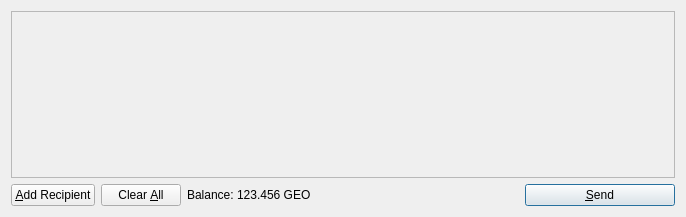
Old version of the form src/qt/forms/sendcoinsdialog.ui in the repository samurai-dev/compares.
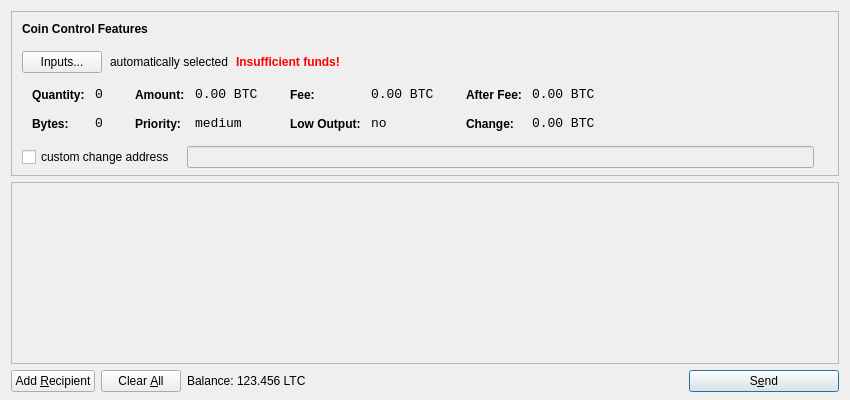
New version of the form. Icons and pictures are not drawn.

```diff
--- a/src/qt/forms/sendcoinsdialog.ui
+++ b/src/qt/forms/sendcoinsdialog.ui
@@ -6,14 +6,615 @@
    <rect>
     <x>0</x>
     <y>0</y>
-    <width>686</width>
-    <height>217</height>
+    <width>850</width>
+    <height>400</height>
    </rect>
   </property>
   <property name="windowTitle">
    <string>Send Coins</string>
   </property>
-  <layout class="QVBoxLayout" name="verticalLayout">
+  <layout class="QVBoxLayout" name="verticalLayout" stretch="0,1,0">
+   <property name="bottomMargin">
+    <number>8</number>
+   </property>
+   <item>
+    <widget class="QFrame" name="frameCoinControl">
+     <property name="sizePolicy">
+      <sizepolicy hsizetype="Expanding" vsizetype="Expanding">
+       <horstretch>0</horstretch>
+       <verstretch>0</verstretch>
+      </sizepolicy>
+     </property>
+     <property name="maximumSize">
+      <size>
+       <width>16777215</width>
+       <height>16777215</height>
+      </size>
+     </property>
+     <property name="frameShape">
+      <enum>QFrame::StyledPanel</enum>
+     </property>
+     <property name="frameShadow">
+      <enum>QFrame::Sunken</enum>
+     </property>
+     <layout class="QVBoxLayout" name="verticalLayoutCoinControl2">
+      <property name="spacing">
+       <number>-1</number>
+      </property>
+      <property name="leftMargin">
+       <number>0</number>
+      </property>
+      <property name="topMargin">
+       <number>0</number>
+      </property>
+      <property name="rightMargin">
+       <number>0</number>
+      </property>
+      <property name="bottomMargin">
+       <number>6</number>
+      </property>
+      <item>
+       <layout class="QVBoxLayout" name="verticalLayoutCoinControl" stretch="0,0,0,0,1">
+        <property name="spacing">
+         <number>0</number>
+        </property>
+        <property name="leftMargin">
+         <number>10</number>
+        </property>
+        <property name="topMargin">
+         <number>10</number>
+        </property>
+        <item>
+         <layout class="QHBoxLayout" name="horizontalLayoutCoinControl1">
+          <property name="bottomMargin">
+           <number>15</number>
+          </property>
+          <item>
+           <widget class="QLabel" name="labelCoinControlFeatures">
+            <property name="sizePolicy">
+             <sizepolicy hsizetype="Preferred" vsizetype="Maximum">
+              <horstretch>0</horstretch>
+              <verstretch>0</verstretch>
+             </sizepolicy>
+            </property>
+            <property name="font">
+             <font>
+              <weight>75</weight>
+              <bold>true</bold>
+             </font>
+            </property>
+            <property name="styleSheet">
+             <string notr="true">font-weight:bold;</string>
+            </property>
+            <property name="text">
+             <string>Coin Control Features</string>
+            </property>
+           </widget>
+          </item>
+         </layout>
+        </item>
+        <item>
+         <layout class="QHBoxLayout" name="horizontalLayoutCoinControl2" stretch="0,0,0,0">
+          <property name="spacing">
+           <number>8</number>
+          </property>
+          <property name="bottomMargin">
+           <number>10</number>
+          </property>
+          <item>
+           <widget class="QPushButton" name="pushButtonCoinControl">
+            <property name="styleSheet">
+             <string notr="true"/>
+            </property>
+            <property name="text">
+             <string>Inputs...</string>
+            </property>
+           </widget>
+          </item>
+          <item>
+           <widget class="QLabel" name="labelCoinControlAutomaticallySelected">
+            <property name="text">
+             <string>automatically selected</string>
+            </property>
+            <property name="margin">
+             <number>5</number>
+            </property>
+           </widget>
+          </item>
+          <item>
+           <widget class="QLabel" name="labelCoinControlInsuffFunds">
+            <property name="font">
+             <font>
+              <weight>75</weight>
+              <bold>true</bold>
+             </font>
+            </property>
+            <property name="styleSheet">
+             <string notr="true">color:red;font-weight:bold;</string>
+            </property>
+            <property name="text">
+             <string>Insufficient funds!</string>
+            </property>
+            <property name="margin">
+             <number>5</number>
+            </property>
+           </widget>
+          </item>
+          <item>
+           <spacer name="horizontalSpacerCoinControl">
+            <property name="orientation">
+             <enum>Qt::Horizontal</enum>
+            </property>
+            <property name="sizeHint" stdset="0">
+             <size>
+              <width>40</width>
+              <height>1</height>
+             </size>
+            </property>
+           </spacer>
+          </item>
+         </layout>
+        </item>
+        <item>
+         <widget class="QWidget" name="widgetCoinControl" native="true">
+          <property name="sizePolicy">
+           <sizepolicy hsizetype="Preferred" vsizetype="Preferred">
+            <horstretch>0</horstretch>
+            <verstretch>0</verstretch>
+           </sizepolicy>
+          </property>
+          <property name="minimumSize">
+           <size>
+            <width>0</width>
+            <height>0</height>
+           </size>
+          </property>
+          <property name="styleSheet">
+           <string notr="true"/>
+          </property>
+          <layout class="QHBoxLayout" name="horizontalLayoutCoinControl5">
+           <property name="margin">
+            <number>0</number>
+           </property>
+           <item>
+            <layout class="QHBoxLayout" name="horizontalLayoutCoinControl3" stretch="0,0,0,1">
+             <property name="spacing">
+              <number>20</number>
+             </property>
+             <property name="topMargin">
+              <number>0</number>
+             </property>
+             <property name="bottomMargin">
+              <number>10</number>
+             </property>
+             <item>
+              <layout class="QFormLayout" name="formLayoutCoinControl1">
+               <property name="horizontalSpacing">
+                <number>10</number>
+               </property>
+               <property name="verticalSpacing">
+                <number>14</number>
+               </property>
+               <property name="leftMargin">
+                <number>10</number>
+               </property>
+               <property name="topMargin">
+                <number>4</number>
+               </property>
+               <property name="rightMargin">
+                <number>6</number>
+               </property>
+               <item row="0" column="0">
+                <widget class="QLabel" name="labelCoinControlQuantityText">
+                 <property name="styleSheet">
+                  <string notr="true">font-weight:bold;</string>
+                 </property>
+                 <property name="text">
+                  <string>Quantity:</string>
+                 </property>
+                 <property name="margin">
+                  <number>0</number>
+                 </property>
+                </widget>
+               </item>
+               <item row="0" column="1">
+                <widget class="QLabel" name="labelCoinControlQuantity">
+                 <property name="font">
+                  <font>
+                   <family>Monospace</family>
+                   <pointsize>10</pointsize>
+                  </font>
+                 </property>
+                 <property name="cursor">
+                  <cursorShape>IBeamCursor</cursorShape>
+                 </property>
+                 <property name="contextMenuPolicy">
+                  <enum>Qt::ActionsContextMenu</enum>
+                 </property>
+                 <property name="text">
+                  <string notr="true">0</string>
+                 </property>
+                 <property name="margin">
+                  <number>0</number>
+                 </property>
+                 <property name="textInteractionFlags">
+                  <set>Qt::LinksAccessibleByMouse|Qt::TextSelectableByKeyboard|Qt::TextSelectableByMouse</set>
+                 </property>
+                </widget>
+               </item>
+               <item row="1" column="0">
+                <widget class="QLabel" name="labelCoinControlBytesText">
+                 <property name="styleSheet">
+                  <string notr="true">font-weight:bold;</string>
+                 </property>
+                 <property name="text">
+                  <string>Bytes:</string>
+                 </property>
+                </widget>
+               </item>
+               <item row="1" column="1">
+                <widget class="QLabel" name="labelCoinControlBytes">
+                 <property name="font">
+                  <font>
+                   <family>Monospace</family>
+                   <pointsize>10</pointsize>
+                  </font>
+                 </property>
+                 <property name="cursor">
+                  <cursorShape>IBeamCursor</cursorShape>
+                 </property>
+                 <property name="contextMenuPolicy">
+                  <enum>Qt::ActionsContextMenu</enum>
+                 </property>
+                 <property name="text">
+                  <string notr="true">0</string>
+                 </property>
+                 <property name="textInteractionFlags">
+                  <set>Qt::LinksAccessibleByMouse|Qt::TextSelectableByKeyboard|Qt::TextSelectableByMouse</set>
+                 </property>
+                </widget>
+               </item>
+              </layout>
+             </item>
+             <item>
+              <layout class="QFormLayout" name="formLayoutCoinControl2">
+               <property name="horizontalSpacing">
+                <number>10</number>
+               </property>
+               <property name="verticalSpacing">
+                <number>14</number>
+               </property>
+               <property name="leftMargin">
+                <number>6</number>
+               </property>
+               <property name="topMargin">
+                <number>4</number>
+               </property>
+               <property name="rightMargin">
+                <number>6</number>
+               </property>
+               <item row="0" column="0">
+                <widget class="QLabel" name="labelCoinControlAmountText">
+                 <property name="styleSheet">
+                  <string notr="true">font-weight:bold;</string>
+                 </property>
+                 <property name="text">
+                  <string>Amount:</string>
+                 </property>
+                 <property name="margin">
+                  <number>0</number>
+                 </property>
+                </widget>
+               </item>
+               <item row="0" column="1">
+                <widget class="QLabel" name="labelCoinControlAmount">
+                 <property name="font">
+                  <font>
+                   <family>Monospace</family>
+                   <pointsize>10</pointsize>
+                  </font>
+                 </property>
+                 <property name="cursor">
+                  <cursorShape>IBeamCursor</cursorShape>
+                 </property>
+                 <property name="contextMenuPolicy">
+                  <enum>Qt::ActionsContextMenu</enum>
+                 </property>
+                 <property name="text">
+                  <string notr="true">0.00 BTC</string>
+                 </property>
+                 <property name="textInteractionFlags">
+                  <set>Qt::LinksAccessibleByMouse|Qt::TextSelectableByKeyboard|Qt::TextSelectableByMouse</set>
+                 </property>
+                </widget>
+               </item>
+               <item row="1" column="0">
+                <widget class="QLabel" name="labelCoinControlPriorityText">
+                 <property name="styleSheet">
+                  <string notr="true">font-weight:bold;</string>
+                 </property>
+                 <property name="text">
+                  <string>Priority:</string>
+                 </property>
+                </widget>
+               </item>
+               <item row="1" column="1">
+                <widget class="QLabel" name="labelCoinControlPriority">
+                 <property name="font">
+                  <font>
+                   <family>Monospace</family>
+                   <pointsize>10</pointsize>
+                  </font>
+                 </property>
+                 <property name="cursor">
+                  <cursorShape>IBeamCursor</cursorShape>
+                 </property>
+                 <property name="contextMenuPolicy">
+                  <enum>Qt::ActionsContextMenu</enum>
+                 </property>
+                 <property name="text">
+                  <string>medium</string>
+                 </property>
+                 <property name="textInteractionFlags">
+                  <set>Qt::LinksAccessibleByMouse|Qt::TextSelectableByKeyboard|Qt::TextSelectableByMouse</set>
+                 </property>
+                </widget>
+               </item>
+              </layout>
+             </item>
+             <item>
+              <layout class="QFormLayout" name="formLayoutCoinControl3">
+               <property name="horizontalSpacing">
+                <number>10</number>
+               </property>
+               <property name="verticalSpacing">
+                <number>14</number>
+               </property>
+               <property name="leftMargin">
+                <number>6</number>
+               </property>
+               <property name="topMargin">
+                <number>4</number>
+               </property>
+               <property name="rightMargin">
+                <number>6</number>
+               </property>
+               <item row="0" column="0">
+                <widget class="QLabel" name="labelCoinControlFeeText">
+                 <property name="styleSheet">
+                  <string notr="true">font-weight:bold;</string>
+                 </property>
+                 <property name="text">
+                  <string>Fee:</string>
+                 </property>
+                 <property name="margin">
+                  <number>0</number>
+                 </property>
+                </widget>
+               </item>
+               <item row="0" column="1">
+                <widget class="QLabel" name="labelCoinControlFee">
+                 <property name="font">
+                  <font>
+                   <family>Monospace</family>
+                   <pointsize>10</pointsize>
+                  </font>
+                 </property>
+                 <property name="cursor">
+                  <cursorShape>IBeamCursor</cursorShape>
+                 </property>
+                 <property name="contextMenuPolicy">
+                  <enum>Qt::ActionsContextMenu</enum>
+                 </property>
+                 <property name="text">
+                  <string notr="true">0.00 BTC</string>
+                 </property>
+                 <property name="textInteractionFlags">
+                  <set>Qt::LinksAccessibleByMouse|Qt::TextSelectableByKeyboard|Qt::TextSelectableByMouse</set>
+                 </property>
+                </widget>
+               </item>
+               <item row="1" column="0">
+                <widget class="QLabel" name="labelCoinControlLowOutputText">
+                 <property name="styleSheet">
+                  <string notr="true">font-weight:bold;</string>
+                 </property>
+                 <property name="text">
+                  <string>Low Output:</string>
+                 </property>
+                </widget>
+               </item>
+               <item row="1" column="1">
+                <widget class="QLabel" name="labelCoinControlLowOutput">
+                 <property name="font">
+                  <font>
+                   <family>Monospace</family>
+                   <pointsize>10</pointsize>
+                  </font>
+                 </property>
+                 <property name="cursor">
+                  <cursorShape>IBeamCursor</cursorShape>
+                 </property>
+                 <property name="contextMenuPolicy">
+                  <enum>Qt::ActionsContextMenu</enum>
+                 </property>
+                 <property name="text">
+                  <string>no</string>
+                 </property>
+                 <property name="textInteractionFlags">
+                  <set>Qt::LinksAccessibleByMouse|Qt::TextSelectableByKeyboard|Qt::TextSelectableByMouse</set>
+                 </property>
+                </widget>
+               </item>
+              </layout>
+             </item>
+             <item>
+              <layout class="QFormLayout" name="formLayoutCoinControl4">
+               <property name="horizontalSpacing">
+                <number>10</number>
+               </property>
+               <property name="verticalSpacing">
+                <number>14</number>
+               </property>
+               <property name="leftMargin">
+                <number>6</number>
+               </property>
+               <property name="topMargin">
+                <number>4</number>
+               </property>
+               <property name="rightMargin">
+                <number>6</number>
+               </property>
+               <item row="0" column="0">
+                <widget class="QLabel" name="labelCoinControlAfterFeeText">
+                 <property name="styleSheet">
+                  <string notr="true">font-weight:bold;</string>
+                 </property>
+                 <property name="text">
+                  <string>After Fee:</string>
+                 </property>
+                 <property name="margin">
+                  <number>0</number>
+                 </property>
+                </widget>
+               </item>
+               <item row="0" column="1">
+                <widget class="QLabel" name="labelCoinControlAfterFee">
+                 <property name="font">
+                  <font>
+                   <family>Monospace</family>
+                   <pointsize>10</pointsize>
+                  </font>
+                 </property>
+                 <property name="cursor">
+                  <cursorShape>IBeamCursor</cursorShape>
+                 </property>
+                 <property name="contextMenuPolicy">
+                  <enum>Qt::ActionsContextMenu</enum>
+                 </property>
+                 <property name="text">
+                  <string notr="true">0.00 BTC</string>
+                 </property>
+                 <property name="textInteractionFlags">
+                  <set>Qt::LinksAccessibleByMouse|Qt::TextSelectableByKeyboard|Qt::TextSelectableByMouse</set>
+                 </property>
+                </widget>
+               </item>
+               <item row="1" column="0">
+                <widget class="QLabel" name="labelCoinControlChangeText">
+                 <property name="styleSheet">
+                  <string notr="true">font-weight:bold;</string>
+                 </property>
+                 <property name="text">
+                  <string>Change:</string>
+                 </property>
+                </widget>
+               </item>
+               <item row="1" column="1">
+                <widget class="QLabel" name="labelCoinControlChange">
+                 <property name="font">
+                  <font>
+                   <family>Monospace</family>
+                   <pointsize>10</pointsize>
+                  </font>
+                 </property>
+                 <property name="cursor">
+                  <cursorShape>IBeamCursor</cursorShape>
+                 </property>
+                 <property name="contextMenuPolicy">
+                  <enum>Qt::ActionsContextMenu</enum>
+                 </property>
+                 <property name="text">
+                  <string notr="true">0.00 BTC</string>
+                 </property>
+                 <property name="textInteractionFlags">
+                  <set>Qt::LinksAccessibleByMouse|Qt::TextSelectableByKeyboard|Qt::TextSelectableByMouse</set>
+                 </property>
+                </widget>
+               </item>
+              </layout>
+             </item>
+            </layout>
+           </item>
+          </layout>
+         </widget>
+        </item>
+        <item>
+         <layout class="QHBoxLayout" name="horizontalLayoutCoinControl4" stretch="0,0,0">
+          <property name="spacing">
+           <number>12</number>
+          </property>
+          <property name="sizeConstraint">
+           <enum>QLayout::SetDefaultConstraint</enum>
+          </property>
+          <property name="topMargin">
+           <number>5</number>
+          </property>
+          <property name="rightMargin">
+           <number>5</number>
+          </property>
+          <item>
+           <widget class="QCheckBox" name="checkBoxCoinControlChange">
+            <property name="text">
+             <string>custom change address</string>
+            </property>
+           </widget>
+          </item>
+          <item>
+           <widget class="QLineEdit" name="lineEditCoinControlChange">
+            <property name="enabled">
+             <bool>false</bool>
+            </property>
+            <property name="sizePolicy">
+             <sizepolicy hsizetype="Expanding" vsizetype="Fixed">
+              <horstretch>0</horstretch>
+              <verstretch>0</verstretch>
+             </sizepolicy>
+            </property>
+           </widget>
+          </item>
+          <item>
+           <widget class="QLabel" name="labelCoinControlChangeLabel">
+            <property name="sizePolicy">
+             <sizepolicy hsizetype="Preferred" vsizetype="Expanding">
+              <horstretch>0</horstretch>
+              <verstretch>0</verstretch>
+             </sizepolicy>
+            </property>
+            <property name="minimumSize">
+             <size>
+              <width>0</width>
+              <height>0</height>
+             </size>
+            </property>
+            <property name="text">
+             <string/>
+            </property>
+            <property name="margin">
+             <number>3</number>
+            </property>
+           </widget>
+          </item>
+         </layout>
+        </item>
+        <item>
+         <spacer name="verticalSpacerCoinControl">
+          <property name="orientation">
+           <enum>Qt::Vertical</enum>
+          </property>
+          <property name="sizeHint" stdset="0">
+           <size>
+            <width>800</width>
+            <height>1</height>
+           </size>
+          </property>
+         </spacer>
+        </item>
+       </layout>
+      </item>
+     </layout>
+    </widget>
+   </item>
    <item>
     <widget class="QScrollArea" name="scrollArea">
      <property name="widgetResizable">
@@ -24,7 +625,7 @@
        <rect>
         <x>0</x>
         <y>0</y>
-        <width>666</width>
+        <width>830</width>
         <height>165</height>
        </rect>
       </property>
@@ -64,7 +665,7 @@
         <string>Send to multiple recipients at once</string>
        </property>
        <property name="text">
-        <string>&amp;Add Recipient</string>
+        <string>Add &amp;Recipient</string>
        </property>
        <property name="icon">
         <iconset resource="../bitcoin.qrc">
@@ -119,7 +720,7 @@
           <cursorShape>IBeamCursor</cursorShape>
          </property>
          <property name="text">
-          <string>123.456 GEO</string>
+          <string>123.456 LTC</string>
          </property>
          <property name="textInteractionFlags">
           <set>Qt::LinksAccessibleByMouse|Qt::TextSelectableByKeyboard|Qt::TextSelectableByMouse</set>
@@ -153,7 +754,7 @@
         <string>Confirm the send action</string>
        </property>
        <property name="text">
-        <string>&amp;Send</string>
+        <string>S&amp;end</string>
        </property>
        <property name="icon">
         <iconset resource="../bitcoin.qrc">
```
